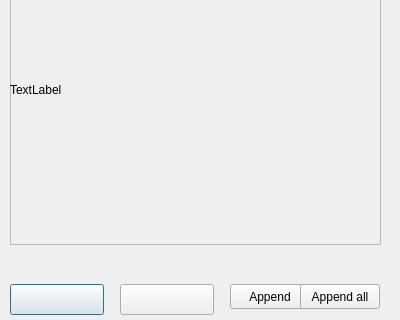
The window that collectiondlg.ui (sdutz/QPhoto) describes before a commit, drawn with Qt 5; both pictures show x 0 to 400 and y 446 to 766 of the 400 by 766 pixel window.
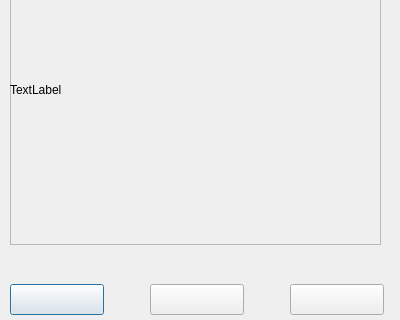
The same window after the commit.

Commit message: - Added load single image from preview - Drag and drop for folders too - Help file depends from current language - pause from slide show is now with b button

```diff
--- a/collectiondlg.ui
+++ b/collectiondlg.ui
@@ -84,7 +84,7 @@
   <widget class="QPushButton" name="delBtn">
    <property name="geometry">
     <rect>
-     <x>120</x>
+     <x>290</x>
      <y>730</y>
      <width>94</width>
      <height>31</height>
@@ -100,30 +100,14 @@
   <widget class="QPushButton" name="appendBtn">
    <property name="geometry">
     <rect>
-     <x>230</x>
+     <x>150</x>
      <y>730</y>
-     <width>80</width>
-     <height>25</height>
+     <width>94</width>
+     <height>31</height>
     </rect>
    </property>
    <property name="text">
-    <string>Append</string>
-   </property>
-   <attribute name="buttonGroup">
-    <string>buttons</string>
-   </attribute>
-  </widget>
-  <widget class="QPushButton" name="AppendAllBtn">
-   <property name="geometry">
-    <rect>
-     <x>300</x>
-     <y>730</y>
-     <width>80</width>
-     <height>25</height>
-    </rect>
-   </property>
-   <property name="text">
-    <string>Append all</string>
+    <string/>
    </property>
    <attribute name="buttonGroup">
     <string>buttons</string>
```
The commit also changes 9 other files.
